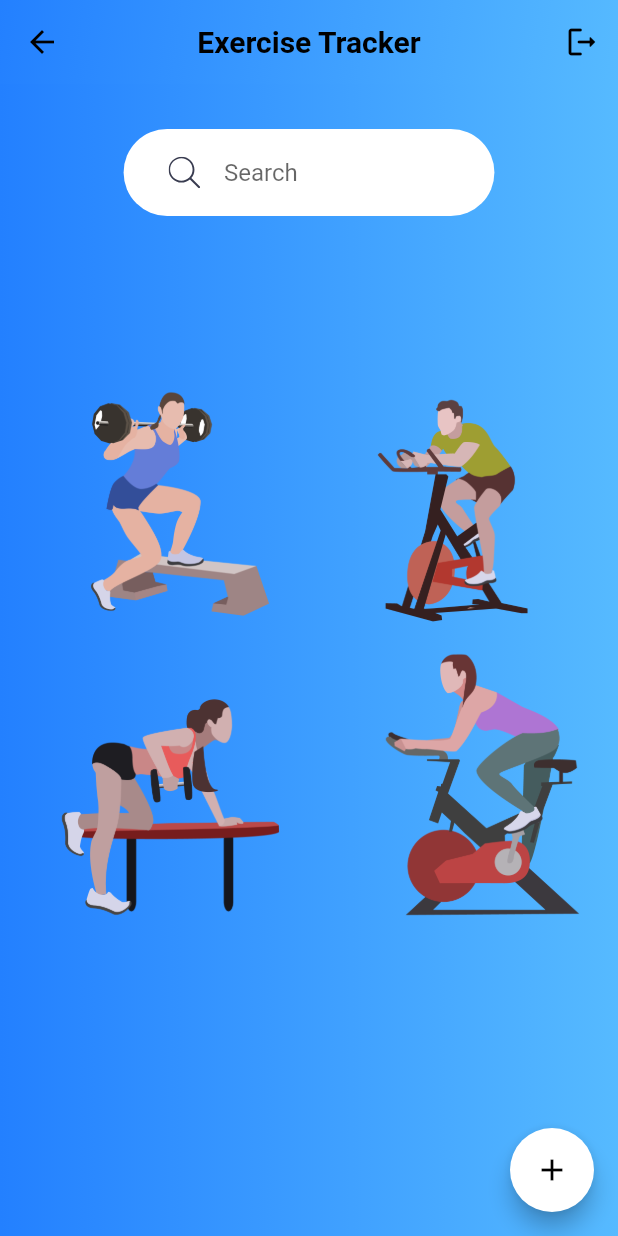
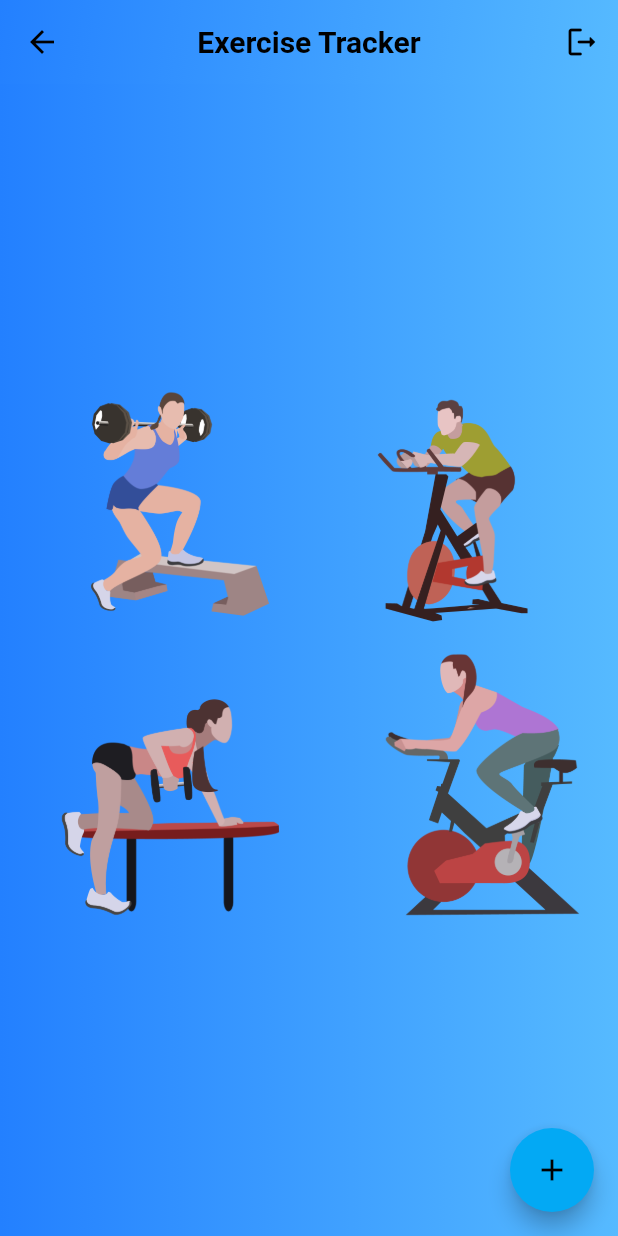
Before and after one commit to PraveenRoshane/Fitness-Tracker-App, a Flutter app: the ExerciseTrackerPage screen opened directly, on a phone screen of 412 x 824 dp. Run offline on Flutter 3.47's test engine with Material 2 defaults, Android fonts, the phone set to English and light mode, and no system bars; our stand-ins replace cloud_firestore, firebase_auth, firebase_core, flutter_svg, font_awesome_flutter, hexcolor and 2 more; accounts and stored records are empty.

Commit message:
exercise list updated

```diff
--- a/lib/screens/exercise_tracker/exercise_tracker_page.dart
+++ b/lib/screens/exercise_tracker/exercise_tracker_page.dart
@@ -8,7 +8,6 @@ import 'package:flutter_new/screens/exercise_tracker/exercise_list_Item.dart';
 import 'package:flutter_new/screens/exercise_tracker/widgets/search_bar.dart';
 import 'package:flutter_new/screens/home/home.dart';
 import 'package:shimmer/shimmer.dart';
-
 
 class ExerciseTrackerPage extends StatefulWidget {
   const ExerciseTrackerPage({super.key});
@@ -364,16 +363,7 @@ class _ExerciseTrackerPageState extends State<ExerciseTrackerPage> {
         ),
         Padding(
           padding: const EdgeInsets.symmetric(horizontal: 16),
-          child: Column(
-            crossAxisAlignment: CrossAxisAlignment.start,
-            children: [
-              Center(
-                child: SizedBox(
-                  width: size.width * .6,
-                  child: const SearchBar(),
-                ),
-              ),
-              Expanded(
+          child: Expanded(
               child: _isLoading
                   ? ListView.builder(
                       itemCount: 10,
@@ -395,8 +385,7 @@ class _ExerciseTrackerPageState extends State<ExerciseTrackerPage> {
                             ],
                           ),
                           child: Shimmer.fromColors(
-                                baseColor:
-                                    const Color.fromARGB(255, 109, 109, 109),
+                            baseColor: const Color.fromARGB(255, 109, 109, 109),
                             highlightColor: Colors.grey,
                             child: Row(
                               children: <Widget>[
@@ -447,21 +436,18 @@ class _ExerciseTrackerPageState extends State<ExerciseTrackerPage> {
                             exercise: _exerciseHistory[index],
                             onDelete: () =>
                                 _deleteExercise(_exerciseHistory[index]),
-                                onEdit: () =>
-                                    showEditForm(_exerciseHistory[index]),
+                            onEdit: () => showEditForm(_exerciseHistory[index]),
                           ),
                         );
                       },
                     )),
-            ],
-          ),
         )
       ]),
       floatingActionButton: FloatingActionButton(
         onPressed: () {
           showAddForm();
         },
-        backgroundColor: Colors.white,
+        backgroundColor: Colors.lightBlue,
         child: const Icon(Icons.add),
       ),
     );
```
Also changed, not shown: lib/screens/exercise_tracker/exercise_list_item.dart (+7 -1 lines). Lines whose indentation alone changed are shown as unchanged.
